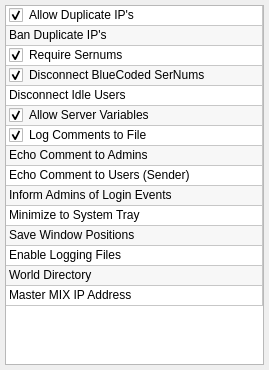
This is ui/widgets/settingswidget.ui in StarixWoS/ReMix as Qt 5 draws it before an edit. The edited form follows.
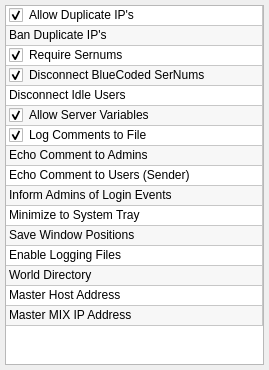
This is the edited form.

The edit to the form file:
```diff
--- a/ui/widgets/settingswidget.ui
+++ b/ui/widgets/settingswidget.ui
@@ -184,6 +184,11 @@
        <string>14</string>
       </property>
      </row>
+     <row>
+      <property name="text">
+       <string>15</string>
+      </property>
+     </row>
      <column>
       <property name="text">
        <string>Options: ( Double-click to enable or disable )</string>
@@ -345,6 +350,17 @@
      </item>
      <item row="14" column="0">
       <property name="text">
+       <string>Master Host Address</string>
+      </property>
+      <property name="toolTip">
+       <string>Used to Override the Master Mix's Host Address.</string>
+      </property>
+      <property name="checkState">
+       <enum>Unchecked</enum>
+      </property>
+     </item>
+     <item row="15" column="0">
+      <property name="text">
        <string>Master MIX IP Address</string>
       </property>
       <property name="checkState">
```
Left out of the diff: 3 changed lines with no effect on the pictures.
